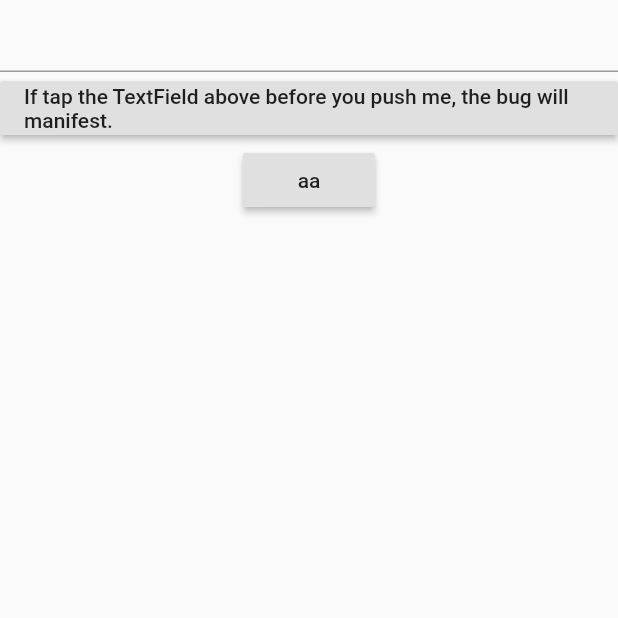
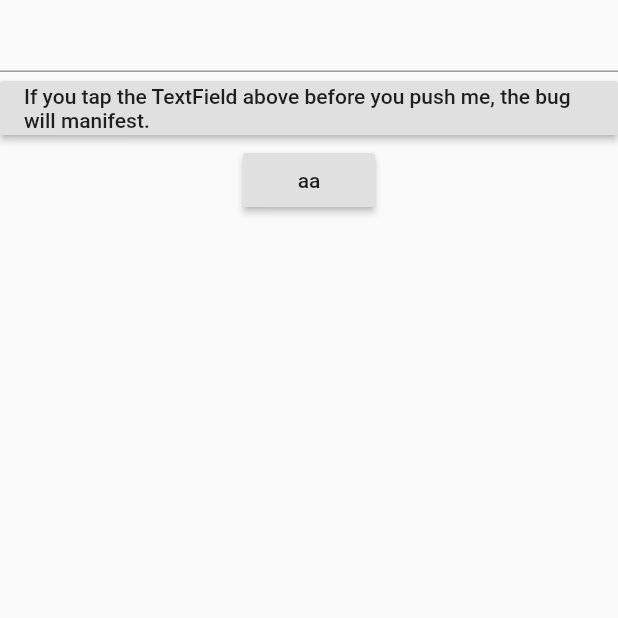
Before and after one commit to gazialankus/pop_snack_stateless_bug, a Flutter app: the Page3 screen opened directly, on a phone screen of 412 x 824 dp, the top half of it. Run offline on Flutter 3.47's test engine with Material 2 defaults, Android fonts, the phone set to English and light mode, and no system bars.

Commit message:
Simplification and clarification.

```diff
--- a/lib/main.dart
+++ b/lib/main.dart
@@ -20,12 +20,9 @@ class MyApp extends StatelessWidget {
 }
 
 class Page1 extends StatelessWidget {
-  final GlobalKey<ScaffoldState> _scaffoldKey = GlobalKey<ScaffoldState>();
-
   @override
   Widget build(BuildContext context) {
     return Scaffold(
-      key: _scaffoldKey,
       body: Builder(
         builder: (BuildContext context2) {
           return SafeArea(
@@ -84,7 +81,7 @@ class Page3 extends StatelessWidget {
           children: <Widget>[
             TextField(),
             RaisedButton(
-              child: Text("If tap the TextField above before you push me, the bug will manifest."),
+              child: Text("If you tap the TextField above before you push me, the bug will manifest."),
               onPressed: () {
                 Navigator.pop(context, "hello");
               },
```
Also changed, not shown: 1 other file.
